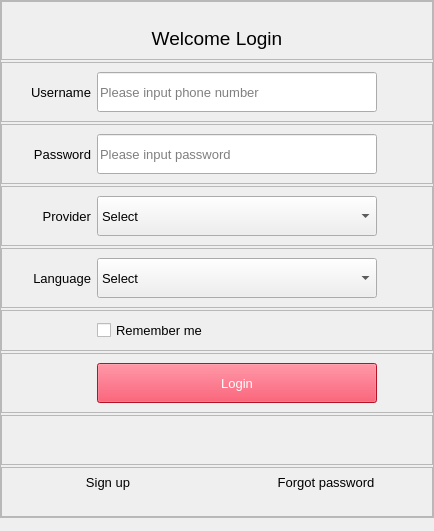
First picture: the form in src/UI/window/login/src/LoginWidget.ui, repository okstar-org/ok-msg-desktop, before the edit.
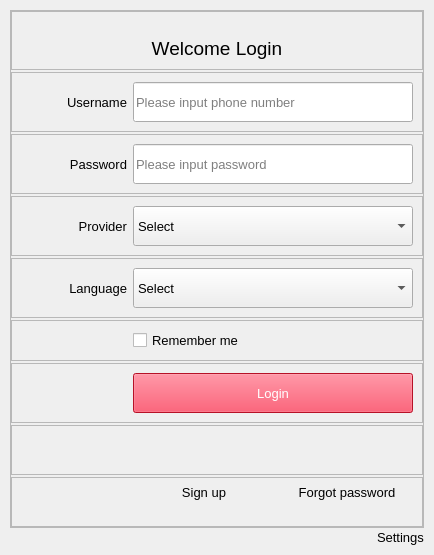
Second picture: the form after the edit.

The edit to the form file:
```diff
--- a/src/UI/window/login/src/LoginWidget.ui
+++ b/src/UI/window/login/src/LoginWidget.ui
@@ -32,16 +32,16 @@
     <number>2</number>
    </property>
    <property name="leftMargin">
-    <number>0</number>
+    <number>10</number>
    </property>
    <property name="topMargin">
-    <number>0</number>
+    <number>10</number>
    </property>
    <property name="rightMargin">
-    <number>0</number>
+    <number>10</number>
    </property>
    <property name="bottomMargin">
-    <number>0</number>
+    <number>10</number>
    </property>
    <item>
     <widget class="QFrame" name="frame_2">
@@ -118,7 +118,7 @@
          <enum>QFrame::Raised</enum>
         </property>
         <layout class="QHBoxLayout" name="horizontalLayout">
-         <item alignment="Qt::AlignLeft">
+         <item alignment="Qt::AlignRight">
           <widget class="QLabel" name="accountLabel">
            <property name="minimumSize">
             <size>
@@ -171,19 +171,6 @@
            </property>
           </widget>
          </item>
-         <item>
-          <spacer name="horizontalSpacer">
-           <property name="orientation">
-            <enum>Qt::Horizontal</enum>
-           </property>
-           <property name="sizeHint" stdset="0">
-            <size>
-             <width>40</width>
-             <height>20</height>
-            </size>
-           </property>
-          </spacer>
-         </item>
         </layout>
        </widget>
       </item>
@@ -196,7 +183,7 @@
          <enum>QFrame::Raised</enum>
         </property>
         <layout class="QHBoxLayout" name="horizontalLayout_2">
-         <item>
+         <item alignment="Qt::AlignRight">
           <widget class="QLabel" name="passwordLabel">
            <property name="minimumSize">
             <size>
@@ -243,19 +230,6 @@
            </property>
           </widget>
          </item>
-         <item>
-          <spacer name="horizontalSpacer_2">
-           <property name="orientation">
-            <enum>Qt::Horizontal</enum>
-           </property>
-           <property name="sizeHint" stdset="0">
-            <size>
-             <width>40</width>
-             <height>20</height>
-            </size>
-           </property>
-          </spacer>
-         </item>
         </layout>
        </widget>
       </item>
@@ -274,7 +248,7 @@
          <enum>QFrame::Raised</enum>
         </property>
         <layout class="QHBoxLayout" name="horizontalLayout_5">
-         <item>
+         <item alignment="Qt::AlignRight">
           <widget class="QLabel" name="providerLabel">
            <property name="minimumSize">
             <size>
@@ -341,19 +315,6 @@
            </item>
           </widget>
          </item>
-         <item>
-          <spacer name="horizontalSpacer_3">
-           <property name="orientation">
-            <enum>Qt::Horizontal</enum>
-           </property>
-           <property name="sizeHint" stdset="0">
-            <size>
-             <width>40</width>
-             <height>20</height>
-            </size>
-           </property>
-          </spacer>
-         </item>
         </layout>
        </widget>
       </item>
@@ -372,7 +333,7 @@
          <enum>QFrame::Raised</enum>
         </property>
         <layout class="QHBoxLayout" name="horizontalLayout_5">
-         <item>
+         <item alignment="Qt::AlignRight">
           <widget class="QLabel" name="languageLabel">
            <property name="minimumSize">
             <size>
@@ -439,19 +400,6 @@
            </item>
           </widget>
          </item>
-         <item>
-          <spacer name="horizontalSpacer_3">
-           <property name="orientation">
-            <enum>Qt::Horizontal</enum>
-           </property>
-           <property name="sizeHint" stdset="0">
-            <size>
-             <width>40</width>
-             <height>20</height>
-            </size>
-           </property>
-          </spacer>
-         </item>
         </layout>
        </widget>
       </item>
@@ -505,19 +453,6 @@
            </property>
           </widget>
          </item>
-         <item>
-          <spacer name="horizontalSpacer_6">
-           <property name="orientation">
-            <enum>Qt::Horizontal</enum>
-           </property>
-           <property name="sizeHint" stdset="0">
-            <size>
-             <width>40</width>
-             <height>20</height>
-            </size>
-           </property>
-          </spacer>
-         </item>
         </layout>
        </widget>
       </item>
@@ -587,19 +522,6 @@
            </property>
           </widget>
          </item>
-         <item>
-          <spacer name="horizontalSpacer_4">
-           <property name="orientation">
-            <enum>Qt::Horizontal</enum>
-           </property>
-           <property name="sizeHint" stdset="0">
-            <size>
-             <width>40</width>
-             <height>20</height>
-            </size>
-           </property>
-          </spacer>
-         </item>
         </layout>
        </widget>
       </item>
@@ -659,19 +581,6 @@
            </property>
           </widget>
          </item>
-         <item>
-          <spacer name="horizontalSpacer_5">
-           <property name="orientation">
-            <enum>Qt::Horizontal</enum>
-           </property>
-           <property name="sizeHint" stdset="0">
-            <size>
-             <width>40</width>
-             <height>20</height>
-            </size>
-           </property>
-          </spacer>
-         </item>
         </layout>
        </widget>
       </item>
@@ -702,6 +611,22 @@
          <property name="bottomMargin">
           <number>20</number>
          </property>
+         <item>
+          <widget class="QLabel" name="label_6">
+           <property name="minimumSize">
+            <size>
+             <width>80</width>
+             <height>0</height>
+            </size>
+           </property>
+           <property name="text">
+            <string/>
+           </property>
+           <property name="alignment">
+            <set>Qt::AlignRight|Qt::AlignTrailing|Qt::AlignVCenter</set>
+           </property>
+          </widget>
+         </item>
          <item>
           <widget class="QLabel" name="signUp">
            <property name="text">
@@ -747,6 +672,13 @@
      </property>
     </spacer>
    </item>
+   <item alignment="Qt::AlignRight">
+    <widget class="QLabel" name="settings">
+     <property name="text">
+      <string>Settings</string>
+     </property>
+    </widget>
+   </item>
   </layout>
  </widget>
  <resources/>
```
Left out of the diff: 12 changed lines with no effect on the pictures.
